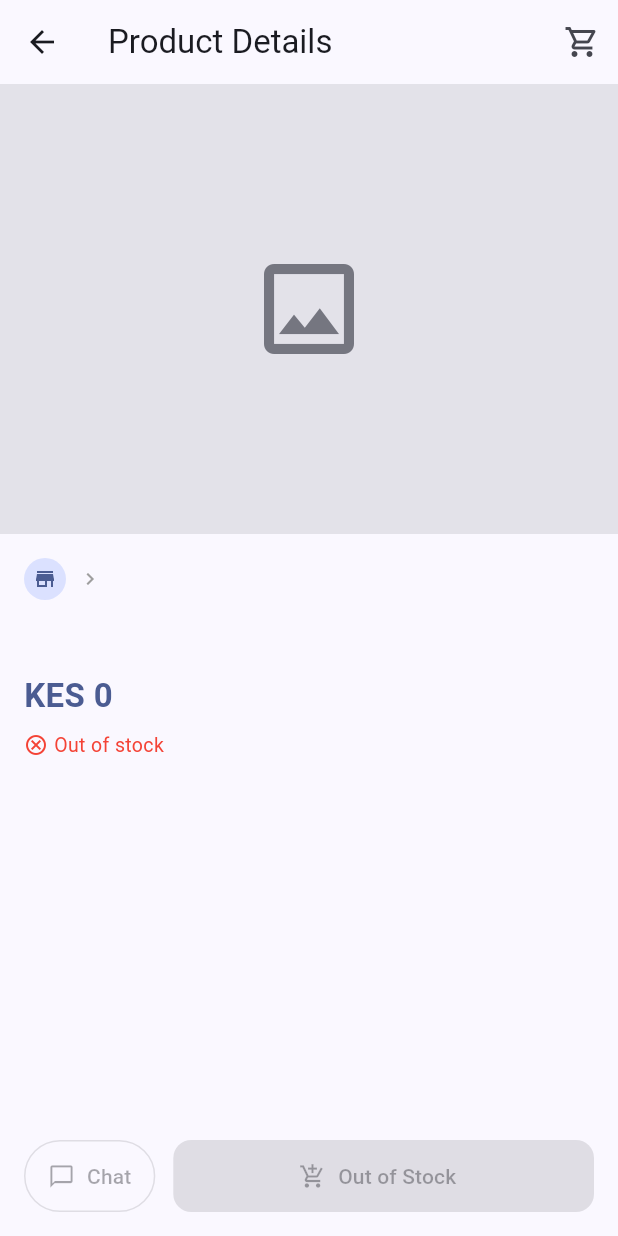
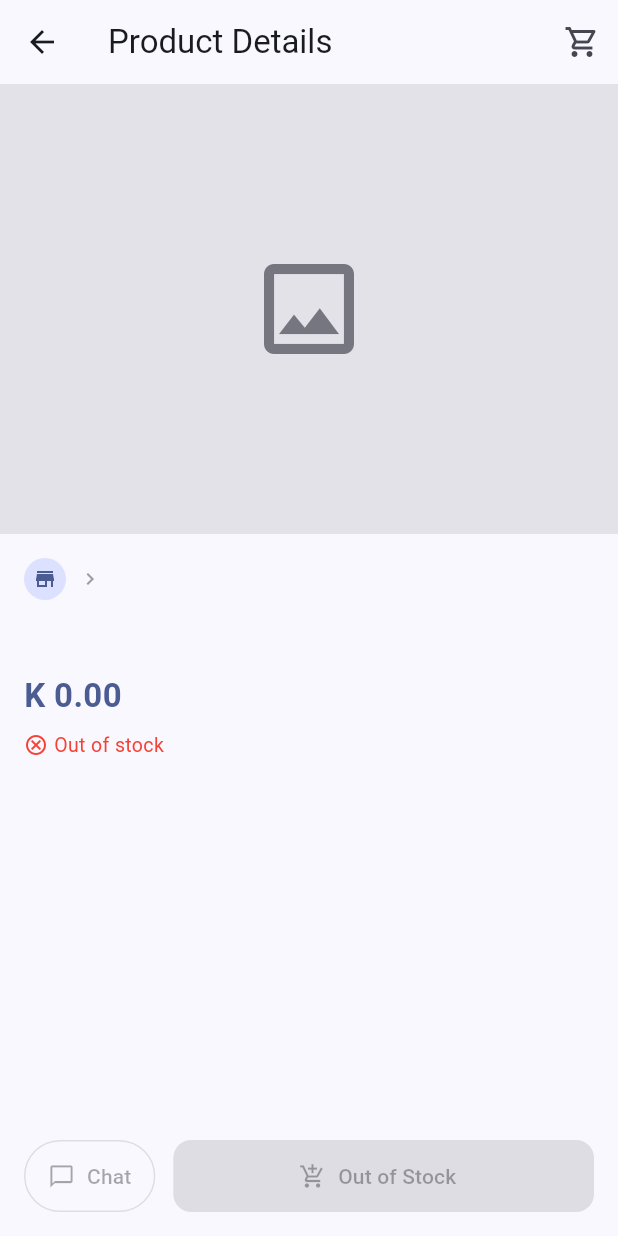
Before and after one commit to pamtechz/VOP-New, a Flutter app: the ProductDetailScreen screen opened directly with empty values, on a phone screen of 412 x 824 dp. Run offline on Flutter 3.47's test engine with Material 3 defaults, Android fonts, the phone set to English and light mode, and no system bars; our stand-ins replace flutter_riverpod, go_router, shared_preferences, supabase_flutter; accounts and stored records are empty.

Commit message:
feat: standardize base currency to Zambian Kwacha (Symbol: K, Code: ZMW) across mobile, admin, and database schemas

```diff
--- a/mobile/lib/marketplace/screens/home_screen.dart
+++ b/mobile/lib/marketplace/screens/home_screen.dart
@@ -677,7 +677,7 @@ class _ProductCard extends ConsumerWidget {
                             crossAxisAlignment: CrossAxisAlignment.start,
                             children: [
                               Text(
-                                'ZMW ${price.toStringAsFixed(2)}',
+                                'K ${price.toStringAsFixed(2)}',
                                 style: TextStyle(
                                   fontWeight: FontWeight.bold,
                                   fontSize: 13,
@@ -686,7 +686,7 @@ class _ProductCard extends ConsumerWidget {
                               ),
                               if (compareAt != null && compareAt > price)
                                 Text(
-                                  'ZMW ${compareAt.toStringAsFixed(2)}',
+                                  'K ${compareAt.toStringAsFixed(2)}',
                                   style: TextStyle(
                                     decoration: TextDecoration.lineThrough,
                                     fontSize: 10,
--- a/mobile/lib/marketplace/screens/search_screen.dart
+++ b/mobile/lib/marketplace/screens/search_screen.dart
@@ -296,7 +296,7 @@ class _SearchScreenState extends ConsumerState<SearchScreen> {
                                   Row(
                                     children: [
                                       Text(
-                                        'ZMW ${price.toStringAsFixed(2)}',
+                                        'K ${price.toStringAsFixed(2)}',
                                         style: TextStyle(
                                           fontWeight: FontWeight.bold,
                                           fontSize: 13,
@@ -306,7 +306,7 @@ class _SearchScreenState extends ConsumerState<SearchScreen> {
                                       if (compareAt != null && compareAt > price) ...[
                                         const SizedBox(width: 8),
                                         Text(
-                                          'ZMW ${compareAt.toStringAsFixed(2)}',
+                                          'K ${compareAt.toStringAsFixed(2)}',
                                           style: TextStyle(
                                             decoration: TextDecoration.lineThrough,
                                             fontSize: 11,
--- a/mobile/lib/orders/screens/order_tracking_screen.dart
+++ b/mobile/lib/orders/screens/order_tracking_screen.dart
@@ -206,7 +206,7 @@ class OrderTrackingScreen extends ConsumerWidget {
                       mainAxisAlignment: MainAxisAlignment.spaceBetween,
                       children: [
                         const Text('Total Amount Paid', style: TextStyle(fontWeight: FontWeight.bold, fontSize: 14)),
-                        Text('KES ${total.toStringAsFixed(2)}', style: TextStyle(fontWeight: FontWeight.bold, fontSize: 16, color: scheme.primary)),
+                        Text('K ${total.toStringAsFixed(2)}', style: TextStyle(fontWeight: FontWeight.bold, fontSize: 16, color: scheme.primary)),
                       ],
                     ),
                   ),
--- a/mobile/lib/orders/screens/orders_screen.dart
+++ b/mobile/lib/orders/screens/orders_screen.dart
@@ -160,7 +160,7 @@ class OrdersScreen extends ConsumerWidget {
                                   ),
                                   const SizedBox(width: 8),
                                   Text(
-                                    '${qty}x KES ${unitPrice.toStringAsFixed(0)}',
+                                    '${qty}x K ${unitPrice.toStringAsFixed(2)}',
                                     style: TextStyle(fontSize: 13, color: scheme.outline),
                                   ),
                                 ],
@@ -188,7 +188,7 @@ class OrdersScreen extends ConsumerWidget {
                               ],
                             ),
                             Text(
-                              'KES ${total.toStringAsFixed(0)}',
+                              'K ${total.toStringAsFixed(2)}',
                               style: TextStyle(
                                   fontWeight: FontWeight.bold,
                                   fontSize: 16,
--- a/mobile/lib/products/screens/product_detail_screen.dart
+++ b/mobile/lib/products/screens/product_detail_screen.dart
@@ -195,7 +195,7 @@ class _ProductDetailScreenState extends ConsumerState<ProductDetailScreen> {
                       Row(
                         children: [
                           Text(
-                            'KES ${price.toStringAsFixed(0)}',
+                            'K ${price.toStringAsFixed(2)}',
                             style: TextStyle(
                                 fontSize: 22,
                                 fontWeight: FontWeight.bold,
@@ -204,7 +204,7 @@ class _ProductDetailScreenState extends ConsumerState<ProductDetailScreen> {
                           if (compareAt != null && compareAt > price) ...[
                             const SizedBox(width: 10),
                             Text(
-                              'KES ${compareAt.toStringAsFixed(0)}',
+                              'K ${compareAt.toStringAsFixed(2)}',
                               style: const TextStyle(
                                   fontSize: 14,
                                   decoration: TextDecoration.lineThrough,
--- a/mobile/lib/stores/screens/store_screen.dart
+++ b/mobile/lib/stores/screens/store_screen.dart
@@ -146,7 +146,7 @@ class StoreScreen extends ConsumerWidget {
                             icon: Icons.shopping_bag_outlined,
                             color: scheme.primary,
                             label:
-                                'KES ${(store['total_sales'] as num? ?? 0).toStringAsFixed(0)} sales',
+                                'K ${(store['total_sales'] as num? ?? 0).toStringAsFixed(0)} sales',
                           ),
                         ],
                       ),
@@ -252,7 +252,7 @@ class StoreScreen extends ConsumerWidget {
                                         ),
                                         const SizedBox(height: 4),
                                         Text(
-                                          'KES ${price.toStringAsFixed(0)}',
+                                          'K ${price.toStringAsFixed(2)}',
                                           style: TextStyle(
                                               fontWeight: FontWeight.bold,
                                               color: scheme.primary,
```
Also changed, not shown: 3 other files.
